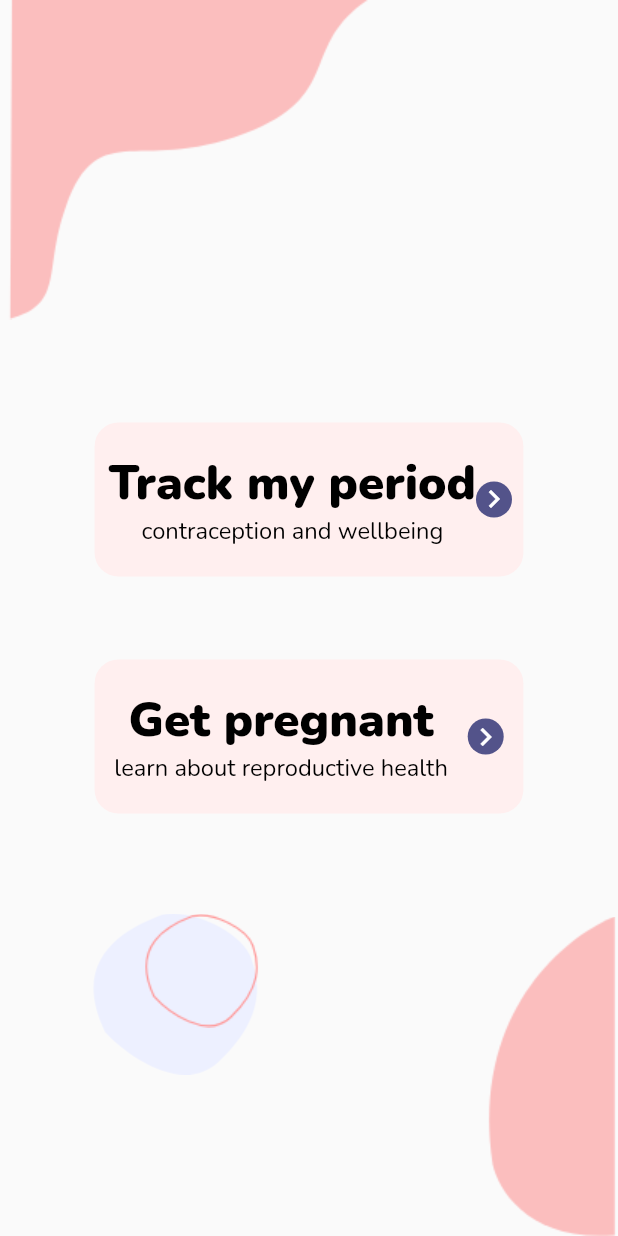
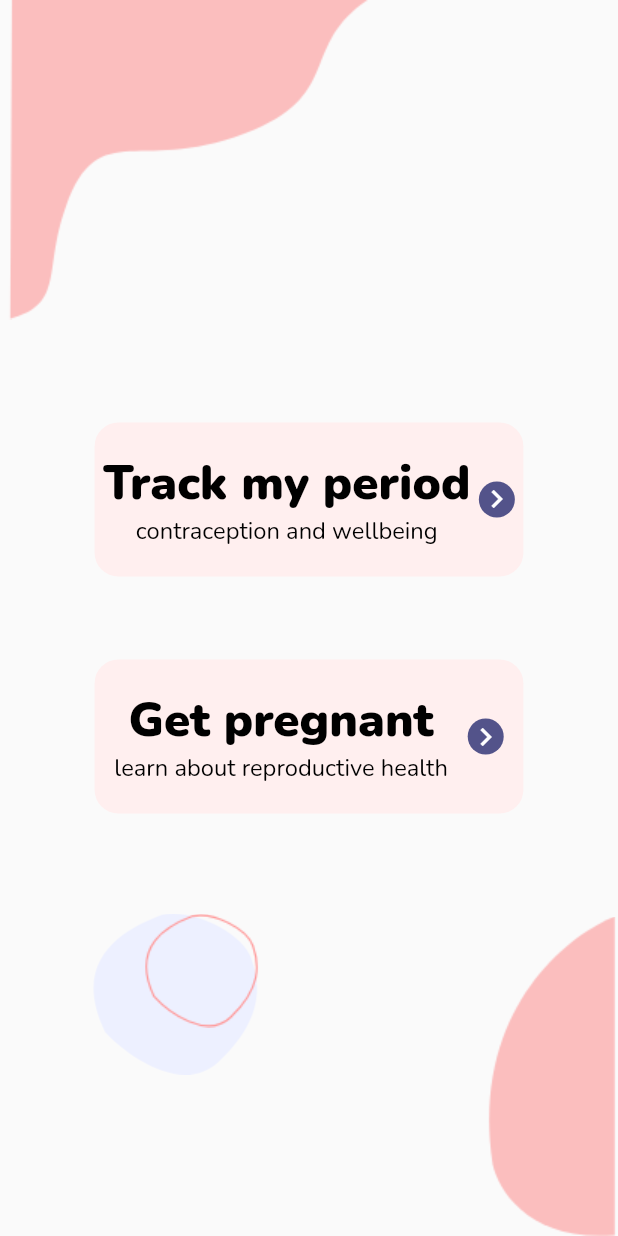
Before and after one commit to ArnalShoorukov/TrackApp, a Flutter app: the screen it shows after launch, on a phone screen of 412 x 824 dp. Run offline on Flutter 3.47's test engine with Material 2 defaults, Android fonts, the phone set to English and light mode, and no system bars; our stand-ins replace equatable, flutter_bloc, flutter_screenutil, flutter_svg_provider, google_fonts.

```diff
--- a/lib/blocs/nav/nav_state.dart
+++ b/lib/blocs/nav/nav_state.dart
@@ -1,37 +1,35 @@
 part of 'nav_bloc.dart';
 
-abstract class NavState extends Equatable {
-  const NavState();
+abstract class ScreenNavigationState extends Equatable {
+  const ScreenNavigationState();
 
   @override
   List<Object> get props => [];
 }
 
-class NavInitial extends NavState {
-  @override
-  List<Object> get props => [];
-}
-///this state when one of button clicked in @ChoiceScreen
-class ButtonClickedState extends NavState {
-  final String screenInfo;
-  const ButtonClickedState(this.screenInfo);
-  @override
-  List<Object> get props => [screenInfo];
-}
-///this state triggers when @DateOfBirthScreen build
-class DateState extends NavState {
-  final String screenInfo;
-  const DateState(this.screenInfo);
-  @override
-  List<Object> get props => [screenInfo];
-}
-///this state triggers when button Next clicked in @DateOfBirthScreen
-class NextButtonState extends NavState {
-  final String screenInfo;
-  final String yearDate;
-  const NextButtonState(this.screenInfo, this.yearDate);
-  @override
-  List<Object> get props => [screenInfo, yearDate];
+/// this state when one of button clicked in [ChoiceScreen]
+class ChoiceScreenNavigationState extends ScreenNavigationState {
+  /// we have nothing to store here yet
+  const ChoiceScreenNavigationState();
 }
 
-class ResultState extends NavState {}
+///this state triggers when [DateOfBirthScreen] build
+class DateScreenNavigationState extends ScreenNavigationState {
+  final NotificationChoice notificationChoice;
+  const DateScreenNavigationState(this.notificationChoice);
+  @override
+  List<Object> get props => [notificationChoice];
+}
+
+///this state triggers when button Next clicked in [DateOfBirthScreen]
+class ResultScreenNavigationState extends ScreenNavigationState {
+  final NotificationChoice notificationChoice;
+  final String yearOfBirth;
+
+  const ResultScreenNavigationState({
+    required this.notificationChoice,
+    required this.yearOfBirth,
+  });
+  @override
+  List<Object> get props => [notificationChoice, yearOfBirth];
+}
--- a/lib/helpers.dart
+++ b/lib/helpers.dart
@@ -1,8 +1,8 @@
 import 'package:flutter/material.dart';
 import 'package:flutter_screenutil/flutter_screenutil.dart';
 
-class Helpers{
-  static final style =  TextStyle(
+class Helpers {
+  static final style = TextStyle(
     fontSize: 25.sp,
     fontWeight: FontWeight.w700,
     color: Colors.black,
@@ -23,3 +23,19 @@ class Helpers{
     color: Colors.black,
   );
 }
+
+enum NotificationChoice {
+  getPregnant,
+  trackPeriod,
+}
+
+extension TitleSelector on NotificationChoice {
+  String get title {
+    switch (this) {
+      case NotificationChoice.getPregnant:
+        return 'Get pregnant';
+      case NotificationChoice.trackPeriod:
+        return 'Track my period';
+    }
+  }
+}
--- a/lib/main.dart
+++ b/lib/main.dart
@@ -24,43 +24,38 @@ class MyApp extends StatelessWidget {
       splitScreenMode: true,
       builder: (context, child) {
         return BlocProvider(
-          create: (_) => NavBloc(),
+          create: (_) => ScreenNavigationBloc(),
           child: MaterialApp(
             title: 'Flutter Demo',
             debugShowCheckedModeBanner: false,
             theme: ThemeData(
               primarySwatch: Colors.blue,
             ),
-            initialRoute: ChoiceScreen.id,
-            routes: {
-              ChoiceScreen.id: (context) => const ChoiceScreen(),
-              DateOfBirthScreen.id: (context) => DateOfBirthScreen(),
-              ResultScreen.id: (context) => ResultScreen(),
-            },
-            home: BlocListener<NavBloc, NavState>(
-                listener: (context, state) async {
-                  debugPrint('BlocListener -- $state');
-                  if (state is ButtonClickedState) {
-                    debugPrint(state.props.toString());
-                    await Navigator.pushNamed(
-                      context,
-                      DateOfBirthScreen.id,
-                      arguments: state.screenInfo,
-                    );
-                  } else if (state is NextButtonState) {
-                    debugPrint(
-                        ' BlocListener_NextButton -> ${state.props.toString()}');
-                    var info = state.screenInfo;
-                    var year = state.yearDate;
-                    await Navigator.pushNamed(context, ResultScreen.id,
-                        arguments: ScreenArguments(info, year));
-                  }
-                },
-                child: const ChoiceScreen()),
-            // home: const ChoiceScreen(),
+            home: BlocBuilder<ScreenNavigationBloc, ScreenNavigationState>(
+              builder: _screenSelector,
+            ),
           ),
         );
       },
     );
   }
+
+  Widget _screenSelector(BuildContext context, ScreenNavigationState state) {
+    if (state is ChoiceScreenNavigationState) {
+      return const ChoiceScreen();
+    } else if (state is DateScreenNavigationState) {
+      return const DateOfBirthScreen();
+    } else if (state is ResultScreenNavigationState) {
+      return ResultScreen(
+        notificationChoice: state.notificationChoice,
+        yearOfBirth: state.yearOfBirth,
+      );
+    } else {
+      return const Scaffold(
+        body: Center(
+          child: CircularProgressIndicator(),
+        ),
+      );
+    }
+  }
 }
--- a/lib/screens/choice_screen.dart
+++ b/lib/screens/choice_screen.dart
@@ -18,6 +18,10 @@ class ChoiceScreen extends StatefulWidget {
 class _ChoiceScreenState extends State<ChoiceScreen> {
   @override
   Widget build(BuildContext context) {
+    void onTap(NotificationChoice buttonValue) => context
+        .read<ScreenNavigationBloc>()
+        .selectNotificationType(buttonValue);
+
     return Scaffold(
         body: Stack(
       children: [
@@ -71,48 +75,31 @@ class _ChoiceScreenState extends State<ChoiceScreen> {
             mainAxisAlignment: MainAxisAlignment.center,
             crossAxisAlignment: CrossAxisAlignment.end,
             children: [
-              InkWell(
-                child: Container(
-                  height: 130.h,
-                  width: 340.w,
-                  decoration: BoxDecoration(
-                      borderRadius: BorderRadius.all(Radius.circular(20.r)),
-                      color: const Color(0xFFFFEFEF)),
-                  child: Padding(
-                    padding: EdgeInsets.all(12.0.r),
-                    child: Row(
-                      mainAxisAlignment: MainAxisAlignment.spaceEvenly,
-                      children: [
-                        Column(
-                          crossAxisAlignment: CrossAxisAlignment.center,
-                          mainAxisAlignment: MainAxisAlignment.center,
-                          children: [
-                            Text('Track my period',
-                                style: GoogleFonts.nunito(
-                                    textStyle: Helpers.style2)),
-                            Text('contraception and wellbeing',
-                                style: GoogleFonts.nunito(
-                                    textStyle: Helpers.styleChoice2))
+              _choiceSelectionButton(
+                buttonValue: NotificationChoice.trackPeriod,
+                description: 'contraception and wellbeing',
+                onTap: onTap,
+              ),
+              SizedBox(height: 70.h),
+              _choiceSelectionButton(
+                buttonValue: NotificationChoice.getPregnant,
+                description: 'learn about reproductive health',
+                onTap: onTap,
+              )
             ],
           ),
-                        Container(
-                            decoration: BoxDecoration(
-                                borderRadius:
-                                    BorderRadius.all(Radius.circular(30.r)),
-                                color: const Color(0xFF53538A)),
-                            child: const Icon(
-                              Icons.navigate_next,
-                              color: Colors.white,
-                            ))
+        )
       ],
-                    ),
-                  ),
-                ),
-                onTap: () => BlocProvider.of<NavBloc>(context)
-                    .add(const ButtonClickedEvent('Track Date')),
-              ),
-              SizedBox(height: 70.h),
+    ));
+  }
+
+  Widget _choiceSelectionButton({
+    required NotificationChoice buttonValue,
+    required String description,
+    void Function(NotificationChoice)? onTap,
+  }) =>
       InkWell(
+        onTap: () => onTap?.call(buttonValue),
         child: Container(
           height: 130.h,
           width: 340.w,
@@ -126,33 +113,31 @@ class _ChoiceScreenState extends State<ChoiceScreen> {
                 crossAxisAlignment: CrossAxisAlignment.center,
                 mainAxisAlignment: MainAxisAlignment.center,
                 children: [
-                          Text('Get pregnant',
+                  Text(
+                    buttonValue.title,
                     style: GoogleFonts.nunito(
-                                  textStyle: Helpers.style2)),
-                          Text('learn about reproductive health',
+                      textStyle: Helpers.style2,
+                    ),
+                  ),
+                  Text(
+                    description,
                     style: GoogleFonts.nunito(
-                                  textStyle: Helpers.styleChoice2))
+                      textStyle: Helpers.styleChoice2,
+                    ),
+                  )
                 ],
               ),
               Container(
                 decoration: BoxDecoration(
-                              borderRadius:
-                                  BorderRadius.all(Radius.circular(30.r)),
+                    borderRadius: BorderRadius.all(Radius.circular(30.r)),
                     color: const Color(0xFF53538A)),
                 child: const Icon(
                   Icons.navigate_next,
                   color: Colors.white,
-                          ))
+                ),
+              )
             ],
           ),
         ),
-                onTap: () => BlocProvider.of<NavBloc>(context)
-                    .add(const ButtonClickedEvent('Get Pregnant')),
-              ),
-            ],
-          ),
-        )
-      ],
-    ));
+      );
 }
-}
```
Also changed, not shown: lib/blocs/nav/nav_bloc.dart (+38 -17 lines), lib/blocs/nav/nav_event.dart (+18 -23 lines), lib/screens/date_birth_screen.dart (+17 -8 lines), lib/screens/result_screen.dart (+11 -14 lines). Lines whose indentation alone changed are shown as unchanged.
